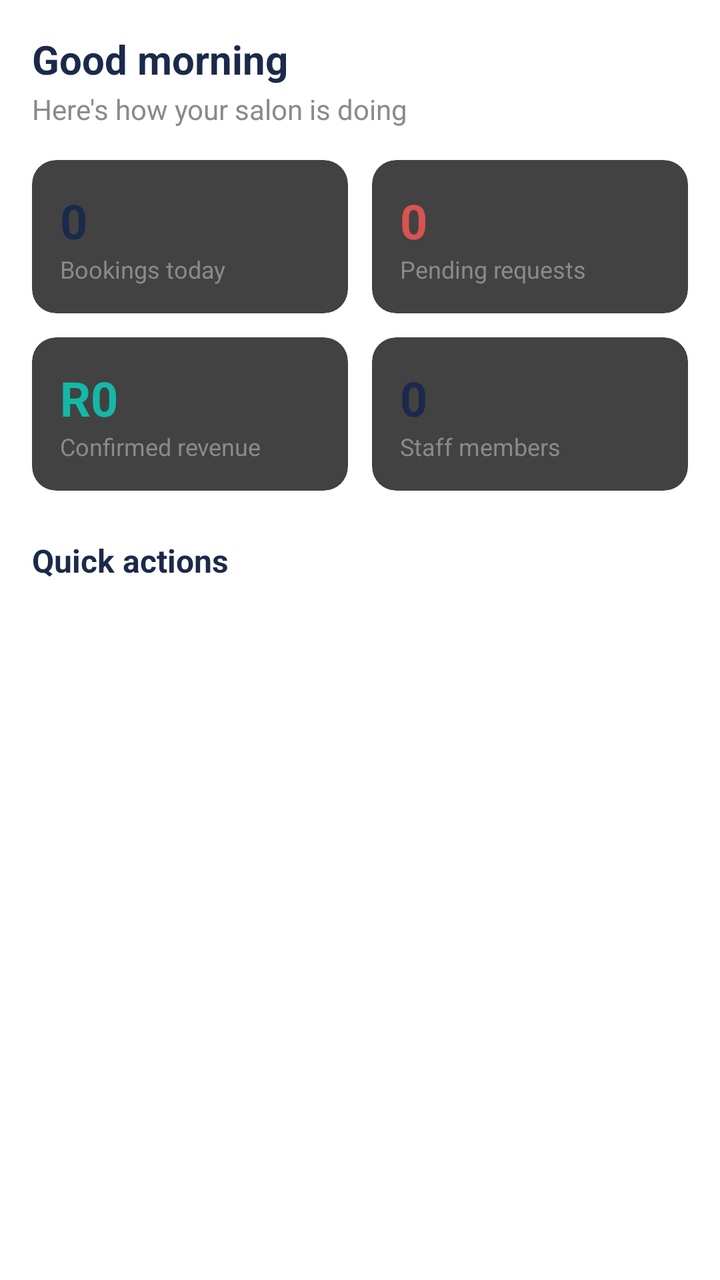
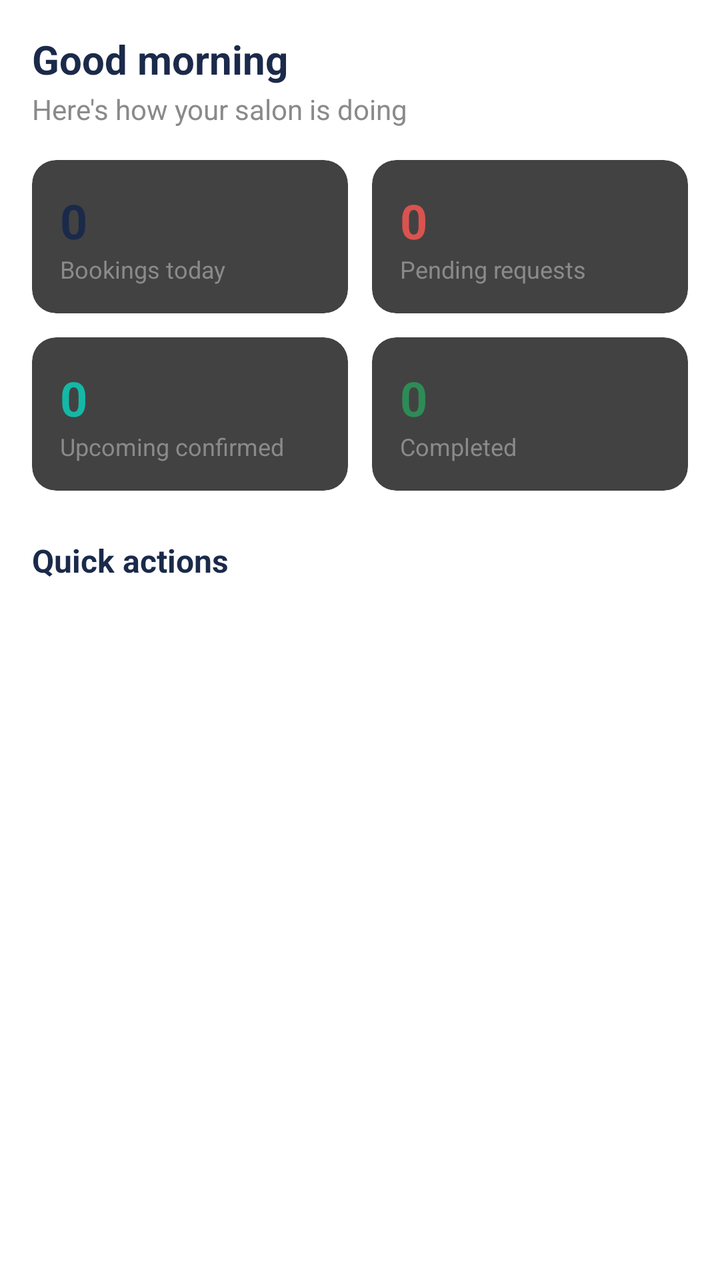

Compare the two renders of this Android layout. The source of the first and the diff that turns it into the second are given below.
<!-- AndroidManifest.xml: application theme Theme.HairGo -->
<!-- res/layout/fragment_owner_home.xml -->
<?xml version="1.0" encoding="utf-8"?>
<androidx.core.widget.NestedScrollView
    xmlns:android="http://schemas.android.com/apk/res/android"
    xmlns:app="http://schemas.android.com/apk/res-auto"
    android:layout_width="match_parent"
    android:layout_height="match_parent">

    <LinearLayout
        android:layout_width="match_parent"
        android:layout_height="wrap_content"
        android:orientation="vertical"
        android:padding="16dp">

        <TextView
            android:id="@+id/tvGreeting"
            android:layout_width="wrap_content"
            android:layout_height="wrap_content"
            android:text="Good morning"
            android:textColor="@color/navy"
            android:textSize="20sp"
            android:textStyle="bold" />

        <TextView
            android:layout_width="wrap_content"
            android:layout_height="wrap_content"
            android:layout_marginTop="2dp"
            android:layout_marginBottom="16dp"
            android:text="Here's how your salon is doing"
            android:textColor="@color/grey_medium"
            android:textSize="14sp" />

        
        <LinearLayout
            android:layout_width="match_parent"
            android:layout_height="wrap_content"
            android:orientation="horizontal">

            <androidx.cardview.widget.CardView
                android:layout_width="0dp"
                android:layout_height="wrap_content"
                android:layout_weight="1"
                android:layout_marginEnd="6dp"
                app:cardCornerRadius="12dp"
                app:cardElevation="2dp">
                <LinearLayout android:layout_width="match_parent" android:layout_height="wrap_content"
                    android:orientation="vertical" android:padding="14dp">
                    <TextView android:id="@+id/tvTodayBookingsCount" android:layout_width="wrap_content"
                        android:layout_height="wrap_content" android:text="0"
                        android:textColor="@color/navy" android:textSize="24sp" android:textStyle="bold" />
                    <TextView android:layout_width="wrap_content" android:layout_height="wrap_content"
                        android:text="Bookings today" android:textColor="@color/grey_medium" android:textSize="12sp" />
                </LinearLayout>
            </androidx.cardview.widget.CardView>

            <androidx.cardview.widget.CardView
                android:layout_width="0dp"
                android:layout_height="wrap_content"
                android:layout_weight="1"
                android:layout_marginStart="6dp"
                app:cardCornerRadius="12dp"
                app:cardElevation="2dp">
                <LinearLayout android:layout_width="match_parent" android:layout_height="wrap_content"
                    android:orientation="vertical" android:padding="14dp">
                    <TextView android:id="@+id/tvPendingCount" android:layout_width="wrap_content"
                        android:layout_height="wrap_content" android:text="0"
                        android:textColor="@color/error" android:textSize="24sp" android:textStyle="bold" />
                    <TextView android:layout_width="wrap_content" android:layout_height="wrap_content"
                        android:text="Pending requests" android:textColor="@color/grey_medium" android:textSize="12sp" />
                </LinearLayout>
            </androidx.cardview.widget.CardView>
        </LinearLayout>

        
        <LinearLayout
            android:layout_width="match_parent"
            android:layout_height="wrap_content"
            android:layout_marginTop="12dp"
            android:orientation="horizontal">

            <androidx.cardview.widget.CardView
                android:layout_width="0dp"
                android:layout_height="wrap_content"
                android:layout_weight="1"
                android:layout_marginEnd="6dp"
                app:cardCornerRadius="12dp"
                app:cardElevation="2dp">
                <LinearLayout android:layout_width="match_parent" android:layout_height="wrap_content"
                    android:orientation="vertical" android:padding="14dp">
                    <TextView android:id="@+id/tvMonthRevenue" android:layout_width="wrap_content"
                        android:layout_height="wrap_content" android:text="R0"
                        android:textColor="@color/teal" android:textSize="24sp" android:textStyle="bold" />
                    <TextView android:layout_width="wrap_content" android:layout_height="wrap_content"
                        android:text="Confirmed revenue" android:textColor="@color/grey_medium" android:textSize="12sp" />
                </LinearLayout>
            </androidx.cardview.widget.CardView>

            <androidx.cardview.widget.CardView
                android:layout_width="0dp"
                android:layout_height="wrap_content"
                android:layout_weight="1"
                android:layout_marginStart="6dp"
                app:cardCornerRadius="12dp"
                app:cardElevation="2dp">
                <LinearLayout android:layout_width="match_parent" android:layout_height="wrap_content"
                    android:orientation="vertical" android:padding="14dp">
                    <TextView android:id="@+id/tvStaffCount" android:layout_width="wrap_content"
                        android:layout_height="wrap_content" android:text="0"
                        android:textColor="@color/navy" android:textSize="24sp" android:textStyle="bold" />
                    <TextView android:layout_width="wrap_content" android:layout_height="wrap_content"
                        android:text="Staff members" android:textColor="@color/grey_medium" android:textSize="12sp" />
                </LinearLayout>
            </androidx.cardview.widget.CardView>
        </LinearLayout>

        <TextView
            android:layout_width="wrap_content"
            android:layout_height="wrap_content"
            android:layout_marginTop="24dp"
            android:text="Quick actions"
            android:textColor="@color/navy"
            android:textSize="16sp"
            android:textStyle="bold" />

        <Button
            android:id="@+id/btnViewAllBookings"
            android:layout_width="match_parent"
            android:layout_height="wrap_content"
            android:layout_marginTop="12dp"
            android:text="View all bookings"
            android:textColor="@color/white"
            android:backgroundTint="@color/navy" />

        <Button
            android:id="@+id/btnManageStaff"
            android:layout_width="match_parent"
            android:layout_height="wrap_content"
            android:layout_marginTop="10dp"
            android:text="Manage staff"
            android:textColor="@color/white"
            android:backgroundTint="@color/teal" />

    </LinearLayout>
</androidx.core.widget.NestedScrollView>
<!-- resources referenced by this layout -->
<resources>
  <color name="error">#D9534F</color>
  <color name="grey_medium">#8A8A8A</color>
  <color name="navy">#1B2A4A</color>
  <color name="teal">#14B8A6</color>
  <color name="white">#FFFFFF</color>
  <style name="Theme.HairGo" parent="Base.Theme.HairGo">
          <item name="snackbarStyle">@style/Widget.HairGo.Snackbar</item>
      </style>
  <style name="Base.Theme.HairGo" parent="Theme.Material3.DayNight.NoActionBar">
          
          
      </style>
  <style name="Widget.HairGo.Snackbar" parent="Widget.Material3.Snackbar">
          <item name="backgroundTint">@color/navy</item>
          <item name="android:textColor">@color/white</item>
          <item name="shapeAppearanceOverlay">@style/ShapeAppearanceOverlay.HairGo_Snackbar</item>
      </style>
  <style name="ShapeAppearanceOverlay.HairGo_Snackbar" parent="">
          <item name="cornerFamily">rounded</item>
          <item name="cornerSize">16dp</item>
      </style>
</resources>

<!-- the commit's change to res/layout/fragment_owner_home.xml (unified diff, before → after) -->
@@ -42,13 +42,25 @@
                 android:layout_marginEnd="6dp"
                 app:cardCornerRadius="12dp"
                 app:cardElevation="2dp">
-                <LinearLayout android:layout_width="match_parent" android:layout_height="wrap_content"
-                    android:orientation="vertical" android:padding="14dp">
-                    <TextView android:id="@+id/tvTodayBookingsCount" android:layout_width="wrap_content"
-                        android:layout_height="wrap_content" android:text="0"
-                        android:textColor="@color/navy" android:textSize="24sp" android:textStyle="bold" />
-                    <TextView android:layout_width="wrap_content" android:layout_height="wrap_content"
-                        android:text="Bookings today" android:textColor="@color/grey_medium" android:textSize="12sp" />
+                <LinearLayout
+                    android:layout_width="match_parent"
+                    android:layout_height="wrap_content"
+                    android:orientation="vertical"
+                    android:padding="14dp">
+                    <TextView
+                        android:id="@+id/tvTodayBookingsCount"
+                        android:layout_width="wrap_content"
+                        android:layout_height="wrap_content"
+                        android:text="0"
+                        android:textColor="@color/navy"
+                        android:textSize="24sp"
+                        android:textStyle="bold" />
+                    <TextView
+                        android:layout_width="wrap_content"
+                        android:layout_height="wrap_content"
+                        android:text="Bookings today"
+                        android:textColor="@color/grey_medium"
+                        android:textSize="12sp" />
                 </LinearLayout>
             </androidx.cardview.widget.CardView>
 
@@ -59,13 +71,25 @@
                 android:layout_marginStart="6dp"
                 app:cardCornerRadius="12dp"
                 app:cardElevation="2dp">
-                <LinearLayout android:layout_width="match_parent" android:layout_height="wrap_content"
-                    android:orientation="vertical" android:padding="14dp">
-                    <TextView android:id="@+id/tvPendingCount" android:layout_width="wrap_content"
-                        android:layout_height="wrap_content" android:text="0"
-                        android:textColor="@color/error" android:textSize="24sp" android:textStyle="bold" />
-                    <TextView android:layout_width="wrap_content" android:layout_height="wrap_content"
-                        android:text="Pending requests" android:textColor="@color/grey_medium" android:textSize="12sp" />
+                <LinearLayout
+                    android:layout_width="match_parent"
+                    android:layout_height="wrap_content"
+                    android:orientation="vertical"
+                    android:padding="14dp">
+                    <TextView
+                        android:id="@+id/tvPendingCount"
+                        android:layout_width="wrap_content"
+                        android:layout_height="wrap_content"
+                        android:text="0"
+                        android:textColor="@color/error"
+                        android:textSize="24sp"
+                        android:textStyle="bold" />
+                    <TextView
+                        android:layout_width="wrap_content"
+                        android:layout_height="wrap_content"
+                        android:text="Pending requests"
+                        android:textColor="@color/grey_medium"
+                        android:textSize="12sp" />
                 </LinearLayout>
             </androidx.cardview.widget.CardView>
         </LinearLayout>
@@ -84,13 +108,25 @@
                 android:layout_marginEnd="6dp"
                 app:cardCornerRadius="12dp"
                 app:cardElevation="2dp">
-                <LinearLayout android:layout_width="match_parent" android:layout_height="wrap_content"
-                    android:orientation="vertical" android:padding="14dp">
-                    <TextView android:id="@+id/tvMonthRevenue" android:layout_width="wrap_content"
-                        android:layout_height="wrap_content" android:text="R0"
-                        android:textColor="@color/teal" android:textSize="24sp" android:textStyle="bold" />
-                    <TextView android:layout_width="wrap_content" android:layout_height="wrap_content"
-                        android:text="Confirmed revenue" android:textColor="@color/grey_medium" android:textSize="12sp" />
+                <LinearLayout
+                    android:layout_width="match_parent"
+                    android:layout_height="wrap_content"
+                    android:orientation="vertical"
+                    android:padding="14dp">
+                    <TextView
+                        android:id="@+id/tvConfirmedCount"
+                        android:layout_width="wrap_content"
+                        android:layout_height="wrap_content"
+                        android:text="0"
+                        android:textColor="@color/teal"
+                        android:textSize="24sp"
+                        android:textStyle="bold" />
+                    <TextView
+                        android:layout_width="wrap_content"
+                        android:layout_height="wrap_content"
+                        android:text="Upcoming confirmed"
+                        android:textColor="@color/grey_medium"
+                        android:textSize="12sp" />
                 </LinearLayout>
             </androidx.cardview.widget.CardView>
 
@@ -101,13 +137,25 @@
                 android:layout_marginStart="6dp"
                 app:cardCornerRadius="12dp"
                 app:cardElevation="2dp">
-                <LinearLayout android:layout_width="match_parent" android:layout_height="wrap_content"
-                    android:orientation="vertical" android:padding="14dp">
-                    <TextView android:id="@+id/tvStaffCount" android:layout_width="wrap_content"
-                        android:layout_height="wrap_content" android:text="0"
-                        android:textColor="@color/navy" android:textSize="24sp" android:textStyle="bold" />
-                    <TextView android:layout_width="wrap_content" android:layout_height="wrap_content"
-                        android:text="Staff members" android:textColor="@color/grey_medium" android:textSize="12sp" />
+                <LinearLayout
+                    android:layout_width="match_parent"
+                    android:layout_height="wrap_content"
+                    android:orientation="vertical"
+                    android:padding="14dp">
+                    <TextView
+                        android:id="@+id/tvCompletedCount"
+                        android:layout_width="wrap_content"
+                        android:layout_height="wrap_content"
+                        android:text="0"
+                        android:textColor="@color/success"
+                        android:textSize="24sp"
+                        android:textStyle="bold" />
+                    <TextView
+                        android:layout_width="wrap_content"
+                        android:layout_height="wrap_content"
+                        android:text="Completed"
+                        android:textColor="@color/grey_medium"
+                        android:textSize="12sp" />
                 </LinearLayout>
             </androidx.cardview.widget.CardView>
         </LinearLayout>
@@ -130,14 +178,5 @@
             android:textColor="@color/white"
             android:backgroundTint="@color/navy" />
 
-        <Button
-            android:id="@+id/btnManageStaff"
-            android:layout_width="match_parent"
-            android:layout_height="wrap_content"
-            android:layout_marginTop="10dp"
-            android:text="Manage staff"
-            android:textColor="@color/white"
-            android:backgroundTint="@color/teal" />
-
     </LinearLayout>
 </androidx.core.widget.NestedScrollView>
<!-- resource entries referenced after the edit -->
@@ -3,6 +3,7 @@
   <color name="error">#D9534F</color>
   <color name="grey_medium">#8A8A8A</color>
   <color name="navy">#1B2A4A</color>
+  <color name="success">#2E8B57</color>
   <color name="teal">#14B8A6</color>
   <color name="white">#FFFFFF</color>
   <style name="Theme.HairGo" parent="Base.Theme.HairGo">
